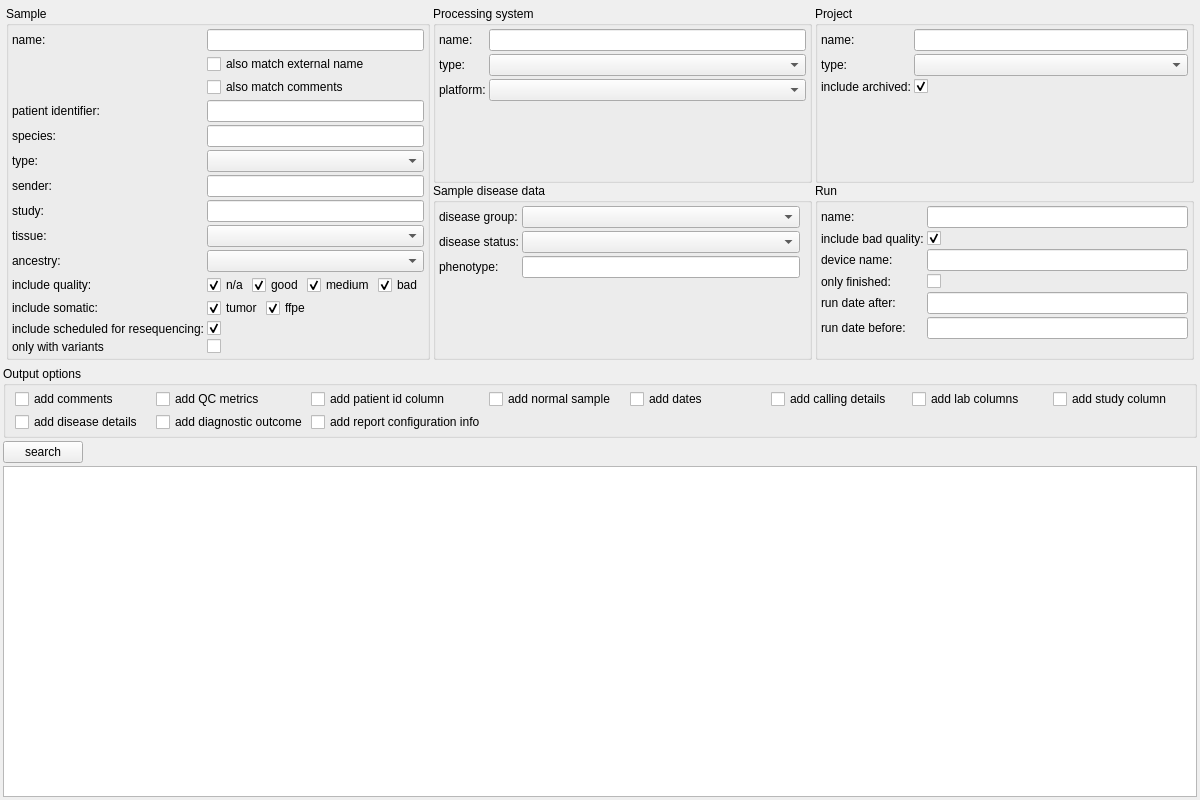
This is src/GSvar/SampleSearchWidget.ui in imgag/ngs-bits as Qt 5 draws it before an edit. The edited form follows.
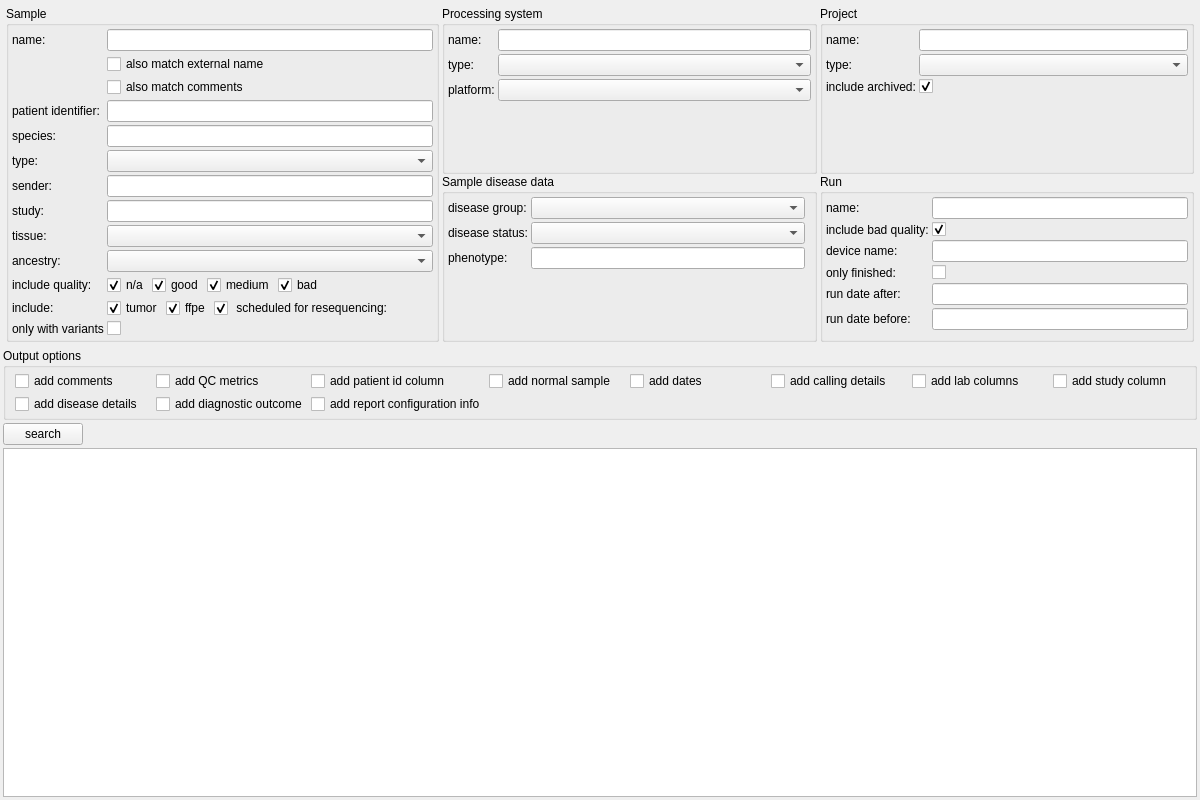
This is the edited form. Icons and pictures are not drawn. Custom widgets are drawn as their Qt base class.

Commit message: GSvar: fixed a crash with encountering unexpected SV genotypes (produced by Sawfish)

```diff
--- a/src/GSvar/SampleSearchWidget.ui
+++ b/src/GSvar/SampleSearchWidget.ui
@@ -240,12 +240,25 @@
             </property>
            </widget>
           </item>
+          <item>
+           <spacer name="horizontalSpacer_3">
+            <property name="orientation">
+             <enum>Qt::Orientation::Horizontal</enum>
+            </property>
+            <property name="sizeHint" stdset="0">
+             <size>
+              <width>40</width>
+              <height>20</height>
+             </size>
+            </property>
+           </spacer>
+          </item>
          </layout>
         </item>
         <item row="11" column="0">
          <widget class="QLabel" name="label_6">
           <property name="text">
-           <string>include somatic:</string>
+           <string>include:</string>
           </property>
          </widget>
         </item>
@@ -271,6 +284,16 @@
             </property>
            </widget>
           </item>
+          <item>
+           <widget class="QCheckBox" name="s_scheduled_for_resequencing">
+            <property name="text">
+             <string> scheduled for resequencing:</string>
+            </property>
+            <property name="checked">
+             <bool>true</bool>
+            </property>
+           </widget>
+          </item>
           <item>
            <spacer name="horizontalSpacer_2">
             <property name="orientation">
@@ -286,23 +309,6 @@
           </item>
          </layout>
         </item>
-        <item row="13" column="0">
-         <widget class="QLabel" name="label_26">
-          <property name="text">
-           <string>include scheduled for resequencing:</string>
-          </property>
-         </widget>
-        </item>
-        <item row="13" column="1">
-         <widget class="QCheckBox" name="s_scheduled_for_resequencing">
-          <property name="text">
-           <string/>
-          </property>
-          <property name="checked">
-           <bool>true</bool>
-          </property>
-         </widget>
-        </item>
         <item row="14" column="0">
          <widget class="QLabel" name="label_12">
           <property name="toolTip">
```
The commit also changes 1 other file.
